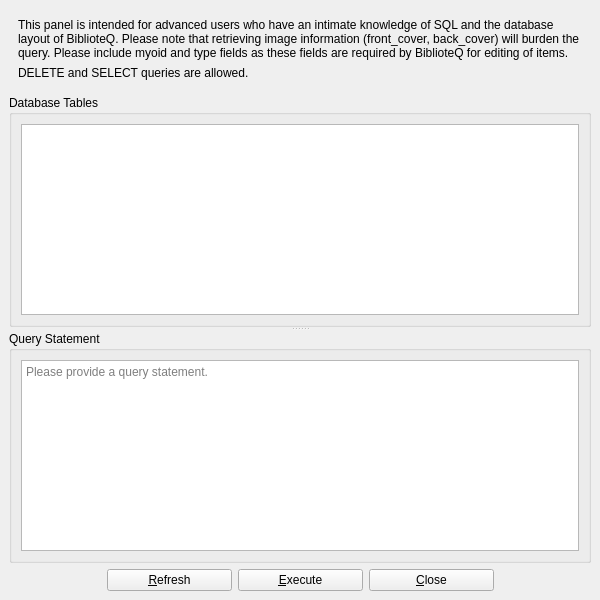
textbrowser/biblioteq, file UI/biblioteq_customquery.ui: the form before one commit.
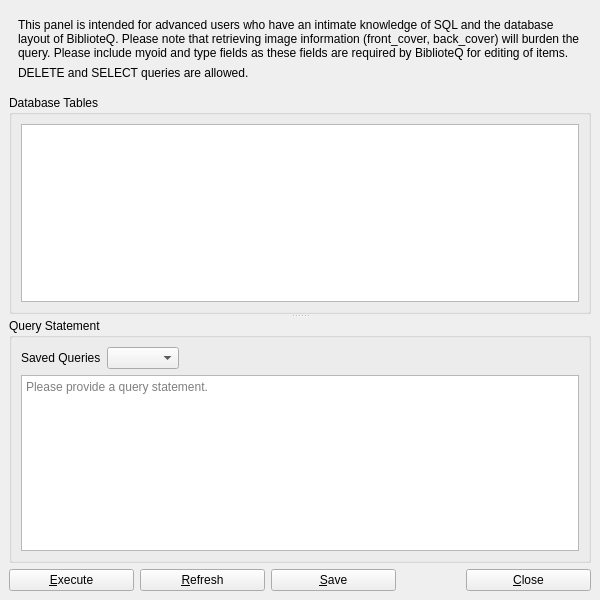
The form after the commit. Icons and pictures are not drawn.

```diff
--- a/UI/biblioteq_customquery.ui
+++ b/UI/biblioteq_customquery.ui
@@ -93,6 +93,37 @@
         <string>Query Statement</string>
        </property>
        <layout class="QVBoxLayout">
+        <item>
+         <layout class="QHBoxLayout" name="horizontalLayout">
+          <item>
+           <widget class="QLabel" name="label_3">
+            <property name="text">
+             <string>Saved Queries</string>
+            </property>
+           </widget>
+          </item>
+          <item>
+           <widget class="QComboBox" name="saved_queries">
+            <property name="sizeAdjustPolicy">
+             <enum>QComboBox::AdjustToContents</enum>
+            </property>
+           </widget>
+          </item>
+          <item>
+           <spacer name="horizontalSpacer">
+            <property name="orientation">
+             <enum>Qt::Horizontal</enum>
+            </property>
+            <property name="sizeHint" stdset="0">
+             <size>
+              <width>40</width>
+              <height>20</height>
+             </size>
+            </property>
+           </spacer>
+          </item>
+         </layout>
+        </item>
         <item>
          <widget class="QTextEdit" name="query_te">
           <property name="tabChangesFocus">
@@ -110,17 +141,21 @@
     <item>
      <layout class="QHBoxLayout">
       <item>
-       <spacer>
-        <property name="orientation">
-         <enum>Qt::Horizontal</enum>
-        </property>
-        <property name="sizeHint" stdset="0">
+       <widget class="QPushButton" name="execute_pb">
+        <property name="minimumSize">
          <size>
-          <width>40</width>
-          <height>20</height>
+          <width>125</width>
+          <height>0</height>
          </size>
         </property>
-       </spacer>
+        <property name="text">
+         <string>&amp;Execute</string>
+        </property>
+        <property name="icon">
+         <iconset resource="../Icons/icons.qrc">
+          <normaloff>:/16x16/ok.png</normaloff>:/16x16/ok.png</iconset>
+        </property>
+       </widget>
       </item>
       <item>
        <widget class="QPushButton" name="refresh_pb">
@@ -143,22 +178,38 @@
        </widget>
       </item>
       <item>
-       <widget class="QPushButton" name="execute_pb">
+       <widget class="QPushButton" name="save">
         <property name="minimumSize">
          <size>
           <width>125</width>
           <height>0</height>
          </size>
         </property>
+        <property name="toolTip">
+         <string>Save the query statement.</string>
+        </property>
         <property name="text">
-         <string>&amp;Execute</string>
+         <string>&amp;Save</string>
         </property>
         <property name="icon">
          <iconset resource="../Icons/icons.qrc">
-          <normaloff>:/16x16/ok.png</normaloff>:/16x16/ok.png</iconset>
+          <normaloff>:/16x16/filesave.png</normaloff>:/16x16/filesave.png</iconset>
         </property>
        </widget>
       </item>
+      <item>
+       <spacer>
+        <property name="orientation">
+         <enum>Qt::Horizontal</enum>
+        </property>
+        <property name="sizeHint" stdset="0">
+         <size>
+          <width>40</width>
+          <height>20</height>
+         </size>
+        </property>
+       </spacer>
+      </item>
       <item>
        <widget class="QPushButton" name="close_pb">
         <property name="minimumSize">
@@ -179,19 +230,6 @@
         </property>
        </widget>
       </item>
-      <item>
-       <spacer>
-        <property name="orientation">
-         <enum>Qt::Horizontal</enum>
-        </property>
-        <property name="sizeHint" stdset="0">
-         <size>
-          <width>40</width>
-          <height>20</height>
-         </size>
-        </property>
-       </spacer>
-      </item>
      </layout>
     </item>
    </layout>
```
Left out of the diff: 4 changed lines with no effect on the pictures.
